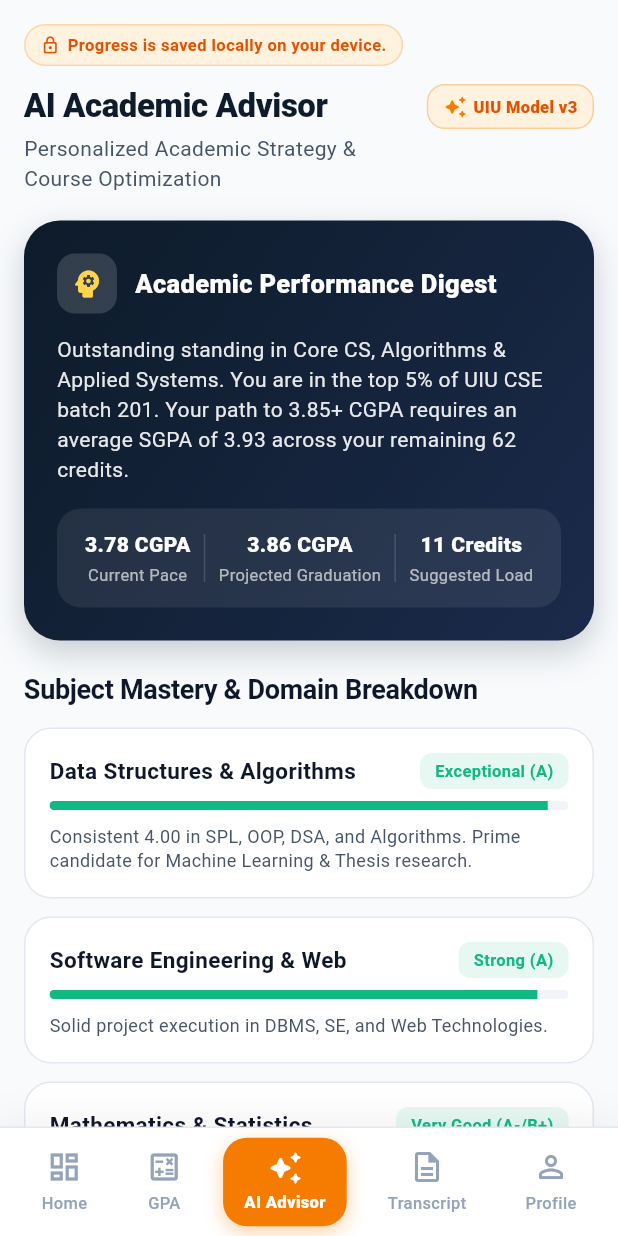
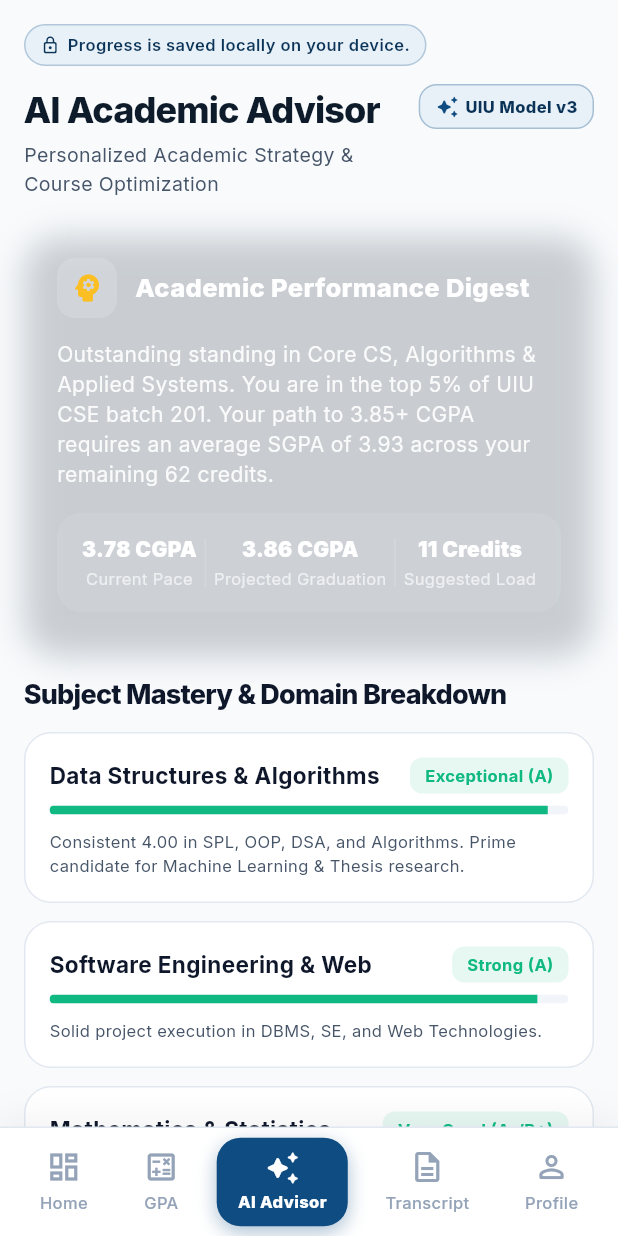
Before and after one commit to souravsahapartho/uiu-cgpa-calculator-ai, a Flutter app: the screen it shows after launch, item 3 of the bottom bar chosen, on a phone screen of 412 x 824 dp. Run offline on Flutter 3.47's test engine with Material 3 defaults, Android fonts, the phone set to English and light mode, and no system bars; our stand-ins replace google_fonts; statements that could not run were skipped.

Commit message:
refactor(flutter): finalize Material 3 theme, design tokens, and Android Studio production readiness

```diff
--- a/lib/theme/app_colors.dart
+++ b/lib/theme/app_colors.dart
@@ -1,40 +1,50 @@
 import 'package:flutter/material.dart';
 
-/// UIU CGPA Calculator AI Design System - UIU Academic Warm Palette
 class AppColors {
-  // Brand UIU Orange
-  static const Color primary = Color(0xFFF57C00);
-  static const Color primaryDark = Color(0xFFE65100);
-  static const Color primaryLight = Color(0xFFFF9800);
-  static const Color primarySubtle = Color(0xFFFFF3E0);
-  static const Color primaryHover = Color(0xFFFFE0B2);
+  // Brand Palette
+  static const Color primary = Color(0xFF0F4C81);
+  static const Color primaryLight = Color(0xFF1E6BA8);
+  static const Color primaryDark = Color(0xFF0A3357);
+  static const Color primarySubtle = Color(0xFFE8F1F8);
 
-  // Secondary Warm Amber
-  static const Color secondary = Color(0xFFFFA000);
-  static const Color secondaryLight = Color(0xFFFFD54F);
-  static const Color secondarySubtle = Color(0xFFFFF8E1);
+  static const Color secondary = Color(0xFFF59E0B);
+  static const Color secondaryLight = Color(0xFFFBBF24);
+  static const Color secondaryDark = Color(0xFFD97706);
+  static const Color secondarySubtle = Color(0xFFFEF3C7);
 
-  // Academic Navy Accent (UIU Deep Contrast)
+  static const Color accent = Color(0xFFF59E0B);
   static const Color navy = Color(0xFF0D1B2A);
   static const Color navyLight = Color(0xFF1B2A4A);
-  static const Color navyMuted = Color(0xFF334155);
+  static const Color navyMuted = Color(0xFF1B2A4A);
+  static const Color navySubtle = Color(0xFFE8EEF5);
+  static const Color uiuOrange = Color(0xFFF57C00);
 
-  // Backgrounds & Surfaces
-  static const Color background = Color(0xFFF8FAFC);
-  static const Color backgroundDark = Color(0xFF0F172A);
-  static const Color surface = Color(0xFFFFFFFF);
-  static const Color surfaceDark = Color(0xFF1E293B);
-  static const Color surfaceMuted = Color(0xFFF1F5F9);
-  static const Color surfaceMutedDark = Color(0xFF334155);
+  // Gradients
+  static const LinearGradient primaryGradient = LinearGradient(
+    colors: [primary, primaryLight],
+    begin: Alignment.topLeft,
+    end: Alignment.bottomRight,
+  );
 
-  // Functional Status Colors
+  static const LinearGradient secondaryGradient = LinearGradient(
+    colors: [secondary, secondaryDark],
+    begin: Alignment.topLeft,
+    end: Alignment.bottomRight,
+  );
+
+  static const LinearGradient heroGradient = LinearGradient(
+    colors: [Color(0xFF0F4C81), Color(0xFF1E6BA8), Color(0xFFF59E0B)],
+    begin: Alignment.topLeft,
+    end: Alignment.bottomRight,
+  );
+
+  // Status & Feedback
   static const Color success = Color(0xFF10B981);
   static const Color successLight = Color(0xFFD1FAE5);
   static const Color successDark = Color(0xFF047857);
 
   static const Color warning = Color(0xFFF59E0B);
   static const Color warningLight = Color(0xFFFEF3C7);
-  static const Color warningDark = Color(0xFFB45309);
 
   static const Color error = Color(0xFFEF4444);
   static const Color errorLight = Color(0xFFFEE2E2);
@@ -43,42 +53,32 @@ class AppColors {
   static const Color info = Color(0xFF0284C7);
   static const Color infoLight = Color(0xFFE0F2FE);
 
-  // Text & Neutral Shades
+  // Surface & Layout
+  static const Color background = Color(0xFFF8FAFC);
+  static const Color surface = Color(0xFFFFFFFF);
+  static const Color surfaceMuted = Color(0xFFF1F5F9);
+  static const Color border = Color(0xFFE2E8F0);
+
+  // Text
   static const Color textPrimary = Color(0xFF0F172A);
   static const Color textSecondary = Color(0xFF475569);
   static const Color textTertiary = Color(0xFF94A3B8);
-  static const Color textOnPrimary = Color(0xFFFFFFFF);
-  static const Color border = Color(0xFFE2E8F0);
-  static const Color borderDark = Color(0xFF334155);
 
-  // Gradients
-  static const LinearGradient primaryGradient = LinearGradient(
-    colors: [Color(0xFFF57C00), Color(0xFFFF9800)],
-    begin: Alignment.topLeft,
-    end: Alignment.bottomRight,
-  );
+  // Light Theme Surfaces
+  static const Color lightBg = Color(0xFFF8FAFC);
+  static const Color lightSurface = Color(0xFFFFFFFF);
+  static const Color lightSurfaceMuted = Color(0xFFF1F5F9);
+  static const Color lightBorder = Color(0xFFE2E8F0);
+  static const Color lightTextPrimary = Color(0xFF0F172A);
+  static const Color lightTextSecondary = Color(0xFF475569);
+  static const Color lightTextTertiary = Color(0xFF94A3B8);
 
-  static const LinearGradient heroCardGradient = LinearGradient(
-    colors: [Color(0xFF0D1B2A), Color(0xFF1B2A4A)],
-    begin: Alignment.topLeft,
-    end: Alignment.bottomRight,
-  );
-
-  static const LinearGradient orangeNavyGradient = LinearGradient(
-    colors: [Color(0xFFF57C00), Color(0xFFE65100)],
-    begin: Alignment.topLeft,
-    end: Alignment.bottomRight,
-  );
-
-  static const LinearGradient successGradient = LinearGradient(
-    colors: [Color(0xFF10B981), Color(0xFF059669)],
-    begin: Alignment.topLeft,
-    end: Alignment.bottomRight,
-  );
-
-  static const LinearGradient amberGradient = LinearGradient(
-    colors: [Color(0xFFFFA000), Color(0xFFFFB300)],
-    begin: Alignment.topLeft,
-    end: Alignment.bottomRight,
-  );
+  // Dark Theme Surfaces
+  static const Color darkBg = Color(0xFF0B111E);
+  static const Color darkSurface = Color(0xFF131D31);
+  static const Color darkSurfaceMuted = Color(0xFF1A263E);
+  static const Color darkBorder = Color(0xFF243452);
+  static const Color darkTextPrimary = Color(0xFFF8FAFC);
+  static const Color darkTextSecondary = Color(0xFF94A3B8);
+  static const Color darkTextTertiary = Color(0xFF64748B);
 }
--- /dev/null
+++ b/lib/theme/app_radius.dart
@@ -0,0 +1,23 @@
+import 'package:flutter/material.dart';
+
+class AppRadius {
+  static const double sm = 8.0;
+  static const double md = 12.0;
+  static const double base = 16.0;
+  static const double lg = 20.0;
+  static const double xl = 24.0;
+  static const double full = 999.0;
+
+  static const Radius radiusSm = Radius.circular(sm);
+  static const Radius radiusMd = Radius.circular(md);
+  static const Radius radiusBase = Radius.circular(base);
+  static const Radius radiusLg = Radius.circular(lg);
+  static const Radius radiusXl = Radius.circular(xl);
+
+  static const BorderRadius borderSm = BorderRadius.all(radiusSm);
+  static const BorderRadius borderMd = BorderRadius.all(radiusMd);
+  static const BorderRadius borderBase = BorderRadius.all(radiusBase);
+  static const BorderRadius borderLg = BorderRadius.all(radiusLg);
+  static const BorderRadius borderXl = BorderRadius.all(radiusXl);
+  static const BorderRadius borderFull = BorderRadius.all(Radius.circular(full));
+}
--- /dev/null
+++ b/lib/theme/app_shadows.dart
@@ -0,0 +1,40 @@
+import 'package:flutter/material.dart';
+
+class AppShadows {
+  static const List<BoxShadow> soft = [
+    BoxShadow(
+      color: Color(0x0A0D1B2A),
+      blurRadius: 20,
+      offset: Offset(0, 8),
+    ),
+    BoxShadow(
+      color: Color(0x050D1B2A),
+      blurRadius: 6,
+      offset: Offset(0, 2),
+    ),
+  ];
+
+  static const List<BoxShadow> card = [
+    BoxShadow(
+      color: Color(0x140D1B2A),
+      blurRadius: 24,
+      offset: Offset(0, 10),
+    ),
+  ];
+
+  static const List<BoxShadow> primary = [
+    BoxShadow(
+      color: Color(0x330F4C81),
+      blurRadius: 18,
+      offset: Offset(0, 6),
+    ),
+  ];
+
+  static const List<BoxShadow> secondary = [
+    BoxShadow(
+      color: Color(0x33F59E0B),
+      blurRadius: 18,
+      offset: Offset(0, 6),
+    ),
+  ];
+}
--- /dev/null
+++ b/lib/theme/app_spacing.dart
@@ -0,0 +1,22 @@
+import 'package:flutter/material.dart';
+
+class AppSpacing {
+  static const double xs = 4.0;
+  static const double sm = 8.0;
+  static const double md = 12.0;
+  static const double base = 16.0;
+  static const double lg = 20.0;
+  static const double xl = 24.0;
+  static const double xxl = 32.0;
+  static const double xxxl = 48.0;
+
+  // Insets
+  static const EdgeInsets edgeInsetsAllSm = EdgeInsets.all(sm);
+  static const EdgeInsets edgeInsetsAllMd = EdgeInsets.all(md);
+  static const EdgeInsets edgeInsetsAllBase = EdgeInsets.all(base);
+  static const EdgeInsets edgeInsetsAllLg = EdgeInsets.all(lg);
+  static const EdgeInsets edgeInsetsAllXl = EdgeInsets.all(xl);
+
+  static const EdgeInsets edgeInsetsScreen = EdgeInsets.symmetric(horizontal: base, vertical: md);
+  static const EdgeInsets edgeInsetsCard = EdgeInsets.all(lg);
+}
--- a/lib/theme/app_theme.dart
+++ b/lib/theme/app_theme.dart
@@ -1,153 +1,161 @@
 import 'package:flutter/material.dart';
-import 'package:flutter/services.dart';
+import 'package:google_fonts/google_fonts.dart';
 import 'app_colors.dart';
-import 'app_typography.dart';
+import 'app_radius.dart';
 
 class AppTheme {
-  static const double cardRadius = 20.0;
-  static const double buttonRadius = 16.0;
-  static const double chipRadius = 12.0;
+  static ThemeData get lightTheme {
+    final textTheme = GoogleFonts.interTextTheme(ThemeData.light().textTheme);
 
-  static ThemeData get lightTheme {
     return ThemeData(
       useMaterial3: true,
       brightness: Brightness.light,
       primaryColor: AppColors.primary,
-      scaffoldBackgroundColor: AppColors.background,
+      scaffoldBackgroundColor: AppColors.lightBg,
       colorScheme: const ColorScheme.light(
         primary: AppColors.primary,
-        onPrimary: AppColors.textOnPrimary,
+        onPrimary: Colors.white,
         primaryContainer: AppColors.primarySubtle,
         onPrimaryContainer: AppColors.primaryDark,
         secondary: AppColors.secondary,
         onSecondary: Colors.white,
         secondaryContainer: AppColors.secondarySubtle,
-        onSecondaryContainer: AppColors.secondary,
-        surface: AppColors.surface,
-        onSurface: AppColors.textPrimary,
+        onSecondaryContainer: AppColors.secondaryDark,
+        surface: AppColors.lightSurface,
+        onSurface: AppColors.lightTextPrimary,
         error: AppColors.error,
         onError: Colors.white,
+        outline: AppColors.lightBorder,
       ),
-      appBarTheme: const AppBarTheme(
-        backgroundColor: AppColors.background,
+      textTheme: textTheme,
+      cardTheme: CardTheme(
+        color: AppColors.lightSurface,
         elevation: 0,
-        centerTitle: false,
-        scrolledUnderElevation: 0,
-        systemOverlayStyle: SystemUiOverlayStyle.dark,
-        iconTheme: IconThemeData(color: AppColors.textPrimary),
-        titleTextStyle: AppTypography.headlineMedium,
+        shape: RoundedRectangleBorder(
+          borderRadius: AppRadius.borderLg,
+          side: const BorderSide(color: AppColors.lightBorder, width: 1),
+        ),
       ),
-      cardTheme: CardTheme(
-        color: AppColors.surface,
+      appBarTheme: AppBarTheme(
+        backgroundColor: AppColors.lightSurface,
+        foregroundColor: AppColors.lightTextPrimary,
         elevation: 0,
-        margin: EdgeInsets.zero,
-        shape: RoundedRectangleBorder(
-          borderRadius: BorderRadius.circular(cardRadius),
-          side: const BorderSide(color: AppColors.border, width: 1),
+        centerTitle: true,
+        titleTextStyle: GoogleFonts.inter(
+          fontSize: 18,
+          fontWeight: FontWeight.w700,
+          color: AppColors.lightTextPrimary,
         ),
       ),
       elevatedButtonTheme: ElevatedButtonThemeData(
         style: ElevatedButton.styleFrom(
           backgroundColor: AppColors.primary,
           foregroundColor: Colors.white,
-          elevation: 0,
-          padding: const EdgeInsets.symmetric(horizontal: 24, vertical: 16),
+          minimumSize: const Size.fromHeight(50),
           shape: RoundedRectangleBorder(
-            borderRadius: BorderRadius.circular(buttonRadius),
+            borderRadius: AppRadius.borderBase,
           ),
-          textStyle: AppTypography.labelLarge.copyWith(
+          textStyle: GoogleFonts.inter(
+            fontSize: 15,
             fontWeight: FontWeight.w700,
           ),
-        ),
-      ),
-      outlinedButtonTheme: OutlinedButtonThemeData(
-        style: OutlinedButton.styleFrom(
-          foregroundColor: AppColors.primary,
-          side: const BorderSide(color: AppColors.primary, width: 1.5),
-          padding: const EdgeInsets.symmetric(horizontal: 20, vertical: 14),
-          shape: RoundedRectangleBorder(
-            borderRadius: BorderRadius.circular(buttonRadius),
-          ),
-          textStyle: AppTypography.labelLarge,
-        ),
-      ),
-      textButtonTheme: TextButtonThemeData(
-        style: TextButton.styleFrom(
-          foregroundColor: AppColors.primary,
-          padding: const EdgeInsets.symmetric(horizontal: 16, vertical: 10),
-          shape: RoundedRectangleBorder(
-            borderRadius: BorderRadius.circular(12),
-          ),
-          textStyle: AppTypography.labelLarge,
+          elevation: 0,
         ),
       ),
       inputDecorationTheme: InputDecorationTheme(
         filled: true,
-        fillColor: AppColors.surfaceMuted,
-        contentPadding: const EdgeInsets.symmetric(horizontal: 18, vertical: 16),
+        fillColor: AppColors.lightSurface,
         border: OutlineInputBorder(
-          borderRadius: BorderRadius.circular(14),
-          borderSide: BorderSide.none,
+          borderRadius: AppRadius.borderBase,
+          borderSide: const BorderSide(color: AppColors.lightBorder),
         ),
         enabledBorder: OutlineInputBorder(
-          borderRadius: BorderRadius.circular(14),
-          borderSide: const BorderSide(color: AppColors.border, width: 1),
+          borderRadius: AppRadius.borderBase,
+          borderSide: const BorderSide(color: AppColors.lightBorder),
         ),
         focusedBorder: OutlineInputBorder(
-          borderRadius: BorderRadius.circular(14),
-          borderSide: const BorderSide(color: AppColors.primary, width: 2),
+          borderRadius: AppRadius.borderBase,
+          borderSide: const BorderSide(color: AppColors.primary, width: 1.5),
         ),
-        errorBorder: OutlineInputBorder(
-          borderRadius: BorderRadius.circular(14),
-          borderSide: const BorderSide(color: AppColors.error, width: 1),
-        ),
-        hintStyle: AppTypography.bodyMedium.copyWith(color: AppColors.textTertiary),
-        labelStyle: AppTypography.bodyMedium,
-      ),
-      dividerTheme: const DividerThemeData(
-        color: AppColors.border,
-        thickness: 1,
-        space: 24,
-      ),
-      bottomSheetTheme: const BottomSheetThemeData(
-        backgroundColor: AppColors.surface,
-        surfaceTintColor: Colors.transparent,
-        shape: RoundedRectangleBorder(
-          borderRadius: BorderRadius.vertical(top: Radius.circular(28)),
-        ),
-        showDragHandle: true,
-        dragHandleColor: AppColors.border,
+        contentPadding: const EdgeInsets.symmetric(horizontal: 16, vertical: 14),
       ),
     );
   }
 
   static ThemeData get darkTheme {
+    final textTheme = GoogleFonts.interTextTheme(ThemeData.dark().textTheme);
+
     return ThemeData(
       useMaterial3: true,
       brightness: Brightness.dark,
-      primaryColor: AppColors.primary,
-      scaffoldBackgroundColor: AppColors.backgroundDark,
+      primaryColor: AppColors.primaryLight,
+      scaffoldBackgroundColor: AppColors.darkBg,
       colorScheme: const ColorScheme.dark(
-        primary: AppColors.primary,
+        primary: AppColors.primaryLight,
         onPrimary: Colors.white,
-        surface: AppColors.surfaceDark,
-        onSurface: Colors.white,
+        primaryContainer: AppColors.darkSurfaceMuted,
+        onPrimaryContainer: AppColors.primaryLight,
+        secondary: AppColors.secondary,
+        onSecondary: Colors.white,
+        secondaryContainer: AppColors.darkSurfaceMuted,
+        onSecondaryContainer: AppColors.secondaryLight,
+        surface: AppColors.darkSurface,
+        onSurface: AppColors.darkTextPrimary,
         error: AppColors.error,
+        onError: Colors.white,
+        outline: AppColors.darkBorder,
       ),
+      textTheme: textTheme,
       cardTheme: CardTheme(
-        color: AppColors.surfaceDark,
+        color: AppColors.darkSurface,
         elevation: 0,
-        margin: EdgeInsets.zero,
         shape: RoundedRectangleBorder(
-          borderRadius: BorderRadius.circular(cardRadius),
-          side: const BorderSide(color: AppColors.borderDark, width: 1),
+          borderRadius: AppRadius.borderLg,
+          side: const BorderSide(color: AppColors.darkBorder, width: 1),
         ),
       ),
-      appBarTheme: const AppBarTheme(
-        backgroundColor: AppColors.backgroundDark,
+      appBarTheme: AppBarTheme(
+        backgroundColor: AppColors.darkSurface,
+        foregroundColor: AppColors.darkTextPrimary,
         elevation: 0,
-        scrolledUnderElevation: 0,
-        systemOverlayStyle: SystemUiOverlayStyle.light,
+        centerTitle: true,
+        titleTextStyle: GoogleFonts.inter(
+          fontSize: 18,
+          fontWeight: FontWeight.w700,
+          color: AppColors.darkTextPrimary,
+        ),
+      ),
+      elevatedButtonTheme: ElevatedButtonThemeData(
+        style: ElevatedButton.styleFrom(
+          backgroundColor: AppColors.primaryLight,
+          foregroundColor: Colors.white,
+          minimumSize: const Size.fromHeight(50),
+          shape: RoundedRectangleBorder(
+            borderRadius: AppRadius.borderBase,
+          ),
+          textStyle: GoogleFonts.inter(
+            fontSize: 15,
+            fontWeight: FontWeight.w700,
+          ),
+          elevation: 0,
+        ),
+      ),
+      inputDecorationTheme: InputDecorationTheme(
+        filled: true,
+        fillColor: AppColors.darkSurface,
+        border: OutlineInputBorder(
+          borderRadius: AppRadius.borderBase,
+          borderSide: const BorderSide(color: AppColors.darkBorder),
+        ),
+        enabledBorder: OutlineInputBorder(
+          borderRadius: AppRadius.borderBase,
+          borderSide: const BorderSide(color: AppColors.darkBorder),
+        ),
+        focusedBorder: OutlineInputBorder(
+          borderRadius: AppRadius.borderBase,
+          borderSide: const BorderSide(color: AppColors.primaryLight, width: 1.5),
+        ),
+        contentPadding: const EdgeInsets.symmetric(horizontal: 16, vertical: 14),
       ),
     );
   }
--- a/lib/theme/app_typography.dart
+++ b/lib/theme/app_typography.dart
@@ -1,105 +1,110 @@
 import 'package:flutter/material.dart';
+import 'package:google_fonts/google_fonts.dart';
 import 'app_colors.dart';
 
 class AppTypography {
-  static const TextStyle displayLarge = TextStyle(
-    fontSize: 32,
+  static TextStyle get displayLarge => GoogleFonts.inter(
+    fontSize: 34,
+    fontWeight: FontWeight.w900,
+    letterSpacing: -1.0,
+    color: AppColors.textPrimary,
+  );
+
+  static TextStyle get displayMedium => GoogleFonts.inter(
+    fontSize: 28,
     fontWeight: FontWeight.w800,
     letterSpacing: -0.8,
     color: AppColors.textPrimary,
-    height: 1.2,
   );
 
-  static const TextStyle displayMedium = TextStyle(
-    fontSize: 26,
-    fontWeight: FontWeight.w700,
+  static TextStyle get displaySmall => GoogleFonts.inter(
+    fontSize: 24,
+    fontWeight: FontWeight.w800,
+    letterSpacing: -0.6,
+    color: AppColors.textPrimary,
+  );
+
+  static TextStyle get headlineLarge => GoogleFonts.inter(
+    fontSize: 22,
+    fontWeight: FontWeight.w800,
     letterSpacing: -0.5,
     color: AppColors.textPrimary,
-    height: 1.25,
   );
 
-  static const TextStyle displaySmall = TextStyle(
-    fontSize: 22,
+  static TextStyle get headlineMedium => GoogleFonts.inter(
+    fontSize: 18,
     fontWeight: FontWeight.w700,
     letterSpacing: -0.3,
     color: AppColors.textPrimary,
-    height: 1.3,
   );
 
-  static const TextStyle headlineLarge = TextStyle(
-    fontSize: 20,
+  static TextStyle get headlineSmall => GoogleFonts.inter(
+    fontSize: 16,
     fontWeight: FontWeight.w700,
-    letterSpacing: -0.2,
     color: AppColors.textPrimary,
   );
 
-  static const TextStyle headlineMedium = TextStyle(
-    fontSize: 18,
-    fontWeight: FontWeight.w600,
-    letterSpacing: -0.1,
+  static TextStyle get titleLarge => GoogleFonts.inter(
+    fontSize: 16,
+    fontWeight: FontWeight.w700,
     color: AppColors.textPrimary,
   );
 
-  static const TextStyle headlineSmall = TextStyle(
-    fontSize: 16,
+  static TextStyle get titleMedium => GoogleFonts.inter(
+    fontSize: 14,
     fontWeight: FontWeight.w600,
     color: AppColors.textPrimary,
   );
 
-  static const TextStyle bodyLarge = TextStyle(
-    fontSize: 15,
-    fontWeight: FontWeight.w400,
-    color: AppColors.textPrimary,
-    height: 1.45,
-  );
-
-  static const TextStyle bodyMedium = TextStyle(
-    fontSize: 14,
-    fontWeight: FontWeight.w400,
-    color: AppColors.textSecondary,
-    height: 1.4,
-  );
-
-  static const TextStyle bodySmall = TextStyle(
+  static TextStyle get titleSmall => GoogleFonts.inter(
     fontSize: 12,
-    fontWeight: FontWeight.w400,
-    color: AppColors.textTertiary,
-    height: 1.35,
-  );
-
-  static const TextStyle labelLarge = TextStyle(
-    fontSize: 14,
     fontWeight: FontWeight.w600,
-    letterSpacing: 0.1,
     color: AppColors.textPrimary,
   );
 
-  static const TextStyle labelMedium = TextStyle(
+  static TextStyle get bodyLarge => GoogleFonts.inter(
+    fontSize: 15,
+    fontWeight: FontWeight.w500,
+    color: AppColors.textPrimary,
+  );
+
+  static TextStyle get bodyMedium => GoogleFonts.inter(
+    fontSize: 13,
+    fontWeight: FontWeight.w400,
+    color: AppColors.textSecondary,
+  );
+
+  static TextStyle get bodySmall => GoogleFonts.inter(
+    fontSize: 11,
+    fontWeight: FontWeight.w400,
+    color: AppColors.textTertiary,
+  );
+
+  static TextStyle get labelLarge => GoogleFonts.inter(
+    fontSize: 13,
+    fontWeight: FontWeight.w700,
+    letterSpacing: 0.2,
+    color: AppColors.textPrimary,
+  );
+
+  static TextStyle get labelMedium => GoogleFonts.inter(
     fontSize: 12,
     fontWeight: FontWeight.w600,
     letterSpacing: 0.2,
     color: AppColors.textSecondary,
   );
 
-  static const TextStyle labelSmall = TextStyle(
+  static TextStyle get labelSmall => GoogleFonts.inter(
     fontSize: 11,
     fontWeight: FontWeight.w600,
     letterSpacing: 0.3,
     color: AppColors.textTertiary,
   );
 
-  static const TextStyle gpaHero = TextStyle(
-    fontSize: 48,
+  static TextStyle get numberHero => GoogleFonts.inter(
+    fontSize: 44,
     fontWeight: FontWeight.w900,
     letterSpacing: -1.5,
-    color: AppColors.surface,
-    height: 1.0,
-  );
-
-  static const TextStyle gpaMetric = TextStyle(
-    fontSize: 28,
-    fontWeight: FontWeight.w800,
-    letterSpacing: -0.5,
     color: AppColors.textPrimary,
   );
 }
--- a/lib/widgets/custom_charts.dart
+++ b/lib/widgets/custom_charts.dart
@@ -1,7 +1,6 @@
 import 'dart:math' as math;
 import 'package:flutter/material.dart';
 import '../theme/app_colors.dart';
-import '../theme/app_typography.dart';
 import '../models/semester_transcript.dart';
 
 class GPATrendLineChart extends StatelessWidget {
--- a/lib/widgets/gpa_progress_ring.dart
+++ b/lib/widgets/gpa_progress_ring.dart
@@ -1,7 +1,6 @@
 import 'dart:math' as math;
 import 'package:flutter/material.dart';
 import '../theme/app_colors.dart';
-import '../theme/app_typography.dart';
 
 class GPAProgressRing extends StatefulWidget {
   final double currentGPA;
--- a/lib/widgets/uiu_bottom_sheet.dart
+++ b/lib/widgets/uiu_bottom_sheet.dart
@@ -34,7 +34,7 @@ class UIUBottomSheets {
                             ),
                           ),
                           const SizedBox(height: 2),
-                          const Text(
+                          Text(
                             'Official grading scale for undergraduate programs',
                             style: AppTypography.bodySmall,
                           ),
--- a/pubspec.yaml
+++ b/pubspec.yaml
@@ -10,6 +10,7 @@ dependencies:
   flutter:
     sdk: flutter
   cupertino_icons: ^1.0.6
+  google_fonts: ^6.2.1
 
 dev_dependencies:
   flutter_test:
```
Also changed, not shown: analysis_options.yaml (added, +33 -0 lines), pubspec.lock (added), 25 other files.
